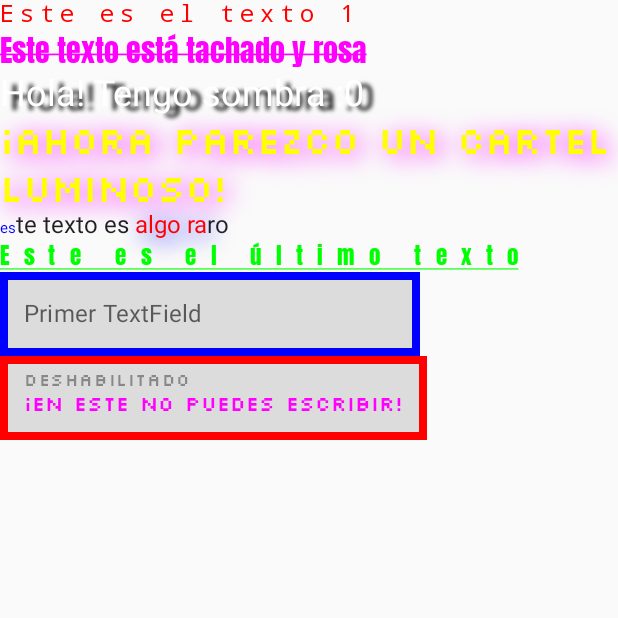
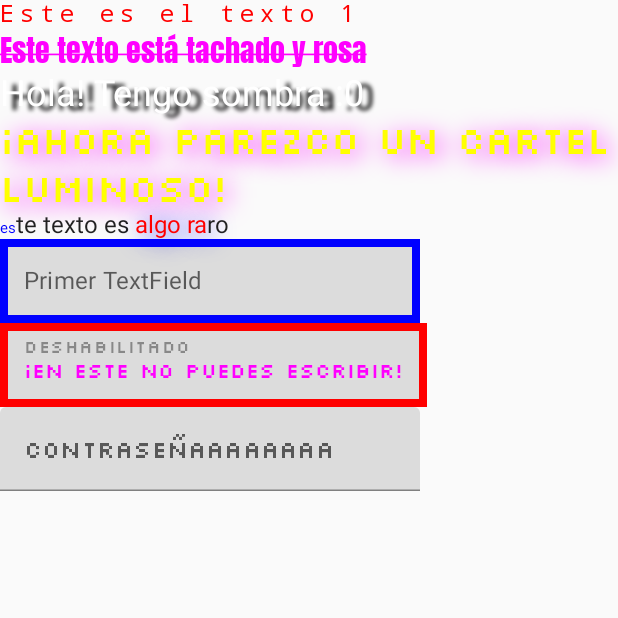
Before and after one commit to AlejandroMartinez02/ProgramacionMultimedia, an Android app built with Jetpack Compose: the screen it shows after launch (MainActivity), on a phone screen of 412 x 824 dp, the top half of it. Run offline under Robolectric (Android 15) with nearby library versions, the phone set to English and light mode, and no system bars.

Commit message:
ejercicio TextTextField

```diff
--- a/textTextField/app/src/main/java/com/dam2/MainActivity.kt
+++ b/textTextField/app/src/main/java/com/dam2/MainActivity.kt
@@ -5,14 +5,11 @@ import androidx.activity.ComponentActivity
 import androidx.activity.compose.setContent
 import androidx.compose.foundation.BorderStroke
 import androidx.compose.foundation.border
-import androidx.compose.foundation.layout.Column
-import androidx.compose.foundation.layout.fillMaxSize
-import androidx.compose.material.MaterialTheme
-import androidx.compose.material.Surface
-import androidx.compose.material.Text
-import androidx.compose.material.TextField
+import androidx.compose.foundation.layout.*
+import androidx.compose.material.*
 import androidx.compose.runtime.*
 import androidx.compose.runtime.saveable.rememberSaveable
+import androidx.compose.ui.Alignment
 import androidx.compose.ui.Modifier
 import androidx.compose.ui.draw.shadow
 import androidx.compose.ui.geometry.Offset
@@ -26,6 +23,7 @@ import androidx.compose.ui.text.buildAnnotatedString
 import androidx.compose.ui.text.font.Font
 import androidx.compose.ui.text.font.FontFamily
 import androidx.compose.ui.text.font.ResourceFont
+import androidx.compose.ui.text.input.PasswordVisualTransformation
 import androidx.compose.ui.text.style.TextAlign
 import androidx.compose.ui.text.style.TextDecoration
 import androidx.compose.ui.text.withStyle
@@ -48,13 +46,14 @@ class MainActivity : ComponentActivity() {
                    Text3()
                    Text4()
                    Text5()
-                   Text6()
                    TextField1()
                    TextField2()
+                   TextField4()
                }
             }
         }
     }
+
 
     @Composable
     @Preview
@@ -132,18 +131,6 @@ class MainActivity : ComponentActivity() {
             }
             append("ro")
         })
-    }
-
-    @Composable
-    @Preview
-    fun Text6(){
-        Text(text = "Este es el último texto",
-            color = Color.Green,
-            fontFamily = anton,
-            textDecoration = TextDecoration.Underline,
-            fontSize = 15.sp,
-            letterSpacing = 10.sp
-        )
 
     }
 
@@ -174,4 +161,41 @@ class MainActivity : ComponentActivity() {
         )
     }
 
+    @Composable
+    @Preview
+    fun TextField3(){
+
+        OutlinedTextField(value = "Es igual al anterior pero Outlined",
+            onValueChange = { it },
+            label = {Text("Deshabilitado", fontFamily = silk)},
+            enabled = false,
+            textStyle = TextStyle(color = Color.Blue, fontFamily = silk)
+        )
+    }
+
+    @Composable
+    @Preview
+    fun TextField4(){
+        var text by remember{ mutableStateOf("") }
+        TextField(value = text,
+            onValueChange = { text = it },
+            label = {Text("Contraseñaaaaaaaa", fontFamily = silk)},
+            textStyle = TextStyle(color = Color.Blue, fontFamily = silk) ,
+            visualTransformation = PasswordVisualTransformation()
+        )
+    }
+
+
+
+    @Composable
+    @Preview
+    fun TextField5(){
+        var text by remember{ mutableStateOf("") }
+        TextField(value = text,
+            onValueChange = { text = it },
+            label = {Text("Ultimo TextField")},
+            textStyle = TextStyle(fontFamily = FontFamily.Cursive, color = Color.Yellow),
+            maxLines = 1
+        )
+    }
 }
```
Also changed, not shown: 2 other files.
